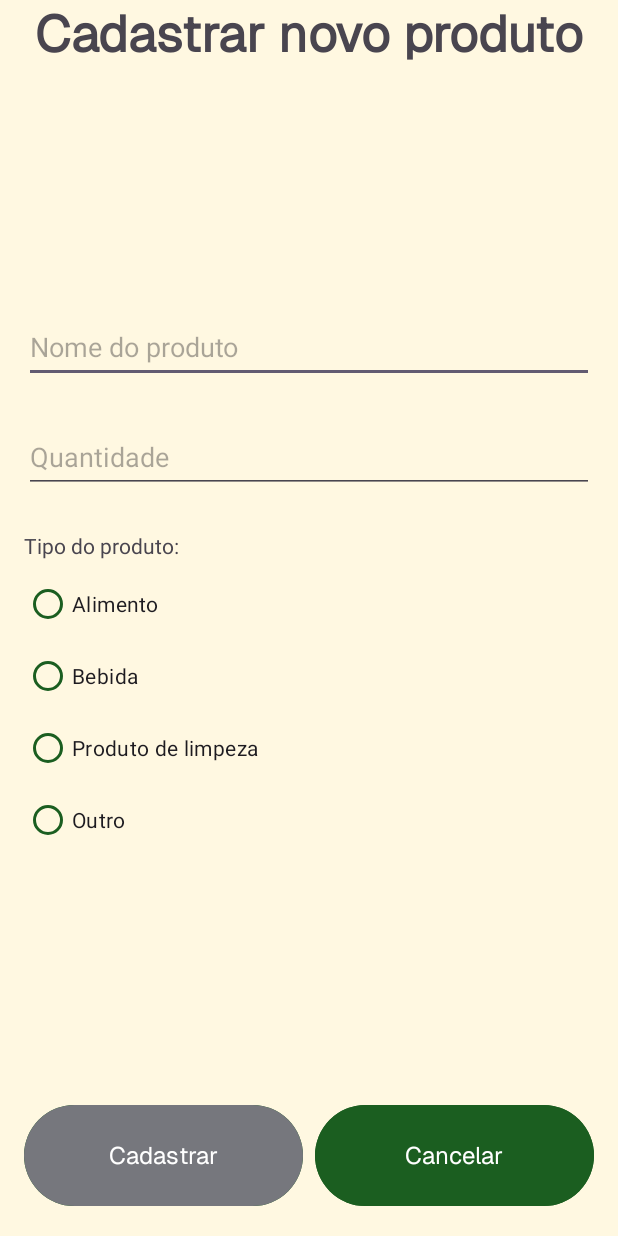
After one commit to pedrosrfm/Gest-oEstoque_Android, an Android app: the CadastrarProdutoActivity screen opened directly, with no data from a screen before it, on a phone screen of 412 x 824 dp. The commit adds this screen. Run offline under Robolectric (Android 15) with nearby library versions, the phone set to English and light mode, and no system bars; our stand-ins replace Room's generated code.

Commit message:
Tela de cadastro, inserção da logo na activity principal

```diff
--- a/app/src/main/AndroidManifest.xml
+++ b/app/src/main/AndroidManifest.xml
@@ -14,6 +14,9 @@
         android:theme="@style/Theme.Estoque"
         tools:targetApi="31">
         <activity
+            android:name=".view.CadastrarProdutoActivity"
+            android:exported="false" />
+        <activity
             android:name=".view.MainActivity"
             android:exported="true">
             <intent-filter>
--- /dev/null
+++ b/app/src/main/java/com/example/estoque/view/CadastrarProdutoActivity.kt
@@ -0,0 +1,83 @@
+package com.example.estoque.view
+
+import android.os.Bundle
+import android.widget.Button
+import android.widget.EditText
+import android.widget.RadioGroup
+import android.widget.Toast
+import androidx.activity.enableEdgeToEdge
+import androidx.appcompat.app.AppCompatActivity
+import androidx.core.content.ContextCompat
+import androidx.core.view.ViewCompat
+import androidx.core.view.WindowInsetsCompat
+import com.example.estoque.R
+import com.example.estoque.database.DatabaseController
+import com.example.estoque.model.Produto
+import com.example.estoque.model.TipoProduto
+
+class CadastrarProdutoActivity : AppCompatActivity() {
+
+    val dbController = DatabaseController()
+
+    private lateinit var edtNome: EditText
+    private lateinit var edtQuantidade: EditText
+    private lateinit var radioGroupTipoProduto: RadioGroup
+    private lateinit var btnCadastrar: Button
+    private lateinit var btnCancelar: Button
+
+    override fun onCreate(savedInstanceState: Bundle?) {
+        super.onCreate(savedInstanceState)
+        enableEdgeToEdge()
+        setContentView(R.layout.activity_cadastrar_produto)
+        ViewCompat.setOnApplyWindowInsetsListener(findViewById(R.id.main)) { v, insets ->
+            val systemBars = insets.getInsets(WindowInsetsCompat.Type.systemBars())
+            v.setPadding(systemBars.left, systemBars.top, systemBars.right, systemBars.bottom)
+            insets
+        }
+
+        edtNome = findViewById(R.id.edtTxtNome)
+        edtQuantidade = findViewById(R.id.edtTxtQuantidade)
+        radioGroupTipoProduto = findViewById(R.id.radioGrpTipoProduto)
+        btnCadastrar = findViewById(R.id.btnCadastrar)
+        btnCancelar = findViewById(R.id.btnCancelar)
+
+        btnCadastrar.isEnabled = false
+        btnCadastrar.setBackgroundColor(ContextCompat.getColor(this, R.color.disabled))
+
+        radioGroupTipoProduto.setOnCheckedChangeListener {_, checkedId ->
+            if (checkedId != 1) {
+                btnCadastrar.isEnabled = true
+                btnCadastrar.setBackgroundColor(ContextCompat.getColor(this, R.color.primary))
+            } else {
+                btnCadastrar.isEnabled = false
+                btnCadastrar.setBackgroundColor(ContextCompat.getColor(this, R.color.disabled))
+            }
+        }
+
+        btnCadastrar.setOnClickListener {
+            val nome = edtNome.text.toString()
+            val quantidade = edtQuantidade.text.toString().toIntOrNull() ?: 0
+            val tipoId = radioGroupTipoProduto.checkedRadioButtonId
+            val tipoProduto: TipoProduto = when(tipoId) {
+                R.id.radioBtnAlimento -> TipoProduto.ALIMENTO
+                R.id.radioBtnBebida -> TipoProduto.BEBIDA
+                R.id.radioBtnLimpeza -> TipoProduto.PRODUTO_DE_LIMPEZA
+                R.id.radioBtnOutro -> TipoProduto.OUTRO
+                else -> return@setOnClickListener
+            }
+
+            Toast.makeText(this, "Produto cadastrado - $nome", Toast.LENGTH_SHORT).show()
+            val produto = Produto(nome = nome, quantidade = quantidade, tipoProduto = tipoProduto)
+            dbController.criarProduto(produto)
+        }
+
+        btnCancelar.setOnClickListener {
+            finish()
+        }
+   }
+
+    fun onCreateProduct(produto: Produto){
+        dbController.criarProduto(produto)
+    }
+
+}
--- a/app/src/main/java/com/example/estoque/view/MainActivity.kt
+++ b/app/src/main/java/com/example/estoque/view/MainActivity.kt
@@ -1,6 +1,9 @@
 package com.example.estoque.view
 
+import android.content.Intent
 import android.os.Bundle
+import android.widget.Button
+import android.widget.LinearLayout
 import androidx.activity.enableEdgeToEdge
 import androidx.appcompat.app.AppCompatActivity
 import androidx.core.view.ViewCompat
@@ -9,7 +12,9 @@ import androidx.recyclerview.widget.LinearLayoutManager
 import androidx.recyclerview.widget.RecyclerView
 import com.example.estoque.R
 import com.example.estoque.database.DatabaseController
+import com.example.estoque.databinding.ActivityMainBinding
 import com.example.estoque.model.Produto
+import com.example.estoque.view.CadastrarProdutoActivity
 import com.example.estoque.model.TipoProduto
 
 class MainActivity : AppCompatActivity() {
@@ -26,7 +31,16 @@ class MainActivity : AppCompatActivity() {
             v.setPadding(systemBars.left, systemBars.top, systemBars.right, systemBars.bottom)
             insets
         }
-//        dbController.criarProduto(Produto(nome = "Feijão", quantidade = 32, tipoProduto = TipoProduto.ALIMENTO))
+
+        val btnCadastro = findViewById<Button>(R.id.btnCadastrarNovoProduto)
+        btnCadastro.setOnClickListener{
+            val intent = Intent(this, CadastrarProdutoActivity::class.java)
+            startActivity(intent)
+        }
+
+
+//         Criar produto pra quando limpar o banco
+//         dbController.criarProduto(Produto(nome = "Feijão", quantidade = 32, tipoProduto = TipoProduto.ALIMENTO))
 
         val recyclerView = findViewById<RecyclerView>(R.id.recyclerView)
 
@@ -34,7 +48,6 @@ class MainActivity : AppCompatActivity() {
         atualizarProdutos()
         //Layout vertical
         recyclerView.layoutManager = LinearLayoutManager(this)
-
     }
 
     fun onUpdate(produto: Produto) {
--- a/app/src/main/java/com/example/estoque/view/ProdutoAdapter.kt
+++ b/app/src/main/java/com/example/estoque/view/ProdutoAdapter.kt
@@ -31,7 +31,9 @@ class ProdutoAdapter(
         val btnAdicionar: ImageButton = itemView.findViewById(R.id.btnAdicionar)
         val btnRemover: ImageButton = itemView.findViewById(R.id.btnRemover)
         val btnDeletar: ImageButton = itemView.findViewById(R.id.btnDeletar)
+
     }
+
 
     override fun onCreateViewHolder(parent: ViewGroup, viewType: Int): ProdutoViewHolder {
         val view = LayoutInflater.from(parent.context)
--- /dev/null
+++ b/app/src/main/res/layout/activity_cadastrar_produto.xml
@@ -0,0 +1,151 @@
+<?xml version="1.0" encoding="utf-8"?>
+<androidx.constraintlayout.widget.ConstraintLayout xmlns:android="http://schemas.android.com/apk/res/android"
+    xmlns:app="http://schemas.android.com/apk/res-auto"
+    xmlns:tools="http://schemas.android.com/tools"
+    android:id="@+id/main"
+    android:layout_width="match_parent"
+    android:layout_height="match_parent"
+    android:background="@color/background"
+    android:padding="16dp"
+    tools:context=".view.MainActivity">
+
+    <TextView
+        android:id="@+id/txtViewCabecalho"
+        android:layout_width="wrap_content"
+        android:layout_height="wrap_content"
+        android:text="Cadastrar novo produto"
+        android:fontFamily="@font/geist"
+        android:textStyle="bold"
+        android:textSize="34sp"
+        app:layout_constraintEnd_toEndOf="parent"
+        app:layout_constraintStart_toStartOf="parent"
+        app:layout_constraintTop_toTopOf="parent" />
+
+    <LinearLayout
+        android:id="@+id/linearProduto"
+        android:layout_width="match_parent"
+        android:layout_height="wrap_content"
+        android:orientation="vertical"
+        android:layout_marginStart="16dp"
+        android:layout_marginEnd="16dp"
+        app:layout_constraintTop_toBottomOf="@id/txtViewCabecalho"
+        app:layout_constraintBottom_toTopOf="@id/linearBotoes"
+        app:layout_constraintStart_toStartOf="parent"
+        app:layout_constraintEnd_toEndOf="parent">
+
+    <EditText
+        android:id="@+id/edtTxtNome"
+        android:layout_width="match_parent"
+        android:layout_height="48dp"
+        android:layout_marginTop="0dp"
+        android:ems="10"
+        android:hint="Nome do produto"
+        android:inputType="text"
+        app:layout_constraintEnd_toEndOf="parent"
+        app:layout_constraintHorizontal_bias="0.497"
+        app:layout_constraintStart_toStartOf="parent"
+        app:layout_constraintTop_toBottomOf="@+id/txtViewCabecalho" />
+
+    <EditText
+        android:id="@+id/edtTxtQuantidade"
+        android:layout_width="match_parent"
+        android:layout_height="48dp"
+        android:layout_marginTop="25dp"
+        android:ems="10"
+        android:hint="Quantidade"
+        android:inputType="number"
+        app:layout_constraintEnd_toEndOf="parent"
+        app:layout_constraintHorizontal_bias="0.502"
+        app:layout_constraintStart_toStartOf="parent"
+        app:layout_constraintTop_toBottomOf="@+id/edtTxtNome" />
+
+    <TextView
+        android:id="@+id/txtViewTipoProduto"
+        android:layout_width="wrap_content"
+        android:layout_height="wrap_content"
+        android:layout_marginTop="25dp"
+        android:text="Tipo do produto:"
+        app:layout_constraintStart_toStartOf="parent"
+        app:layout_constraintTop_toBottomOf="@+id/edtTxtQuantidade" />
+
+    <RadioGroup
+        android:id="@+id/radioGrpTipoProduto"
+        android:layout_width="match_parent"
+        android:layout_height="wrap_content"
+        android:layout_marginTop="5dp"
+        app:buttonTint="@color/primary"
+        app:layout_constraintEnd_toEndOf="parent"
+        app:layout_constraintStart_toStartOf="parent"
+        app:layout_constraintTop_toBottomOf="@+id/txtViewTipoProduto">
+
+        <RadioButton
+            android:id="@+id/radioBtnAlimento"
+            android:layout_width="match_parent"
+            android:layout_height="wrap_content"
+            android:text="Alimento"
+            app:buttonTint="@color/primary"/>
+
+        <RadioButton
+            android:id="@+id/radioBtnBebida"
+            android:layout_width="match_parent"
+            android:layout_height="wrap_content"
+            android:text="Bebida"
+            app:buttonTint="@color/primary"/>
+
+        <RadioButton
+            android:id="@+id/radioBtnLimpeza"
+            android:layout_width="match_parent"
+            android:layout_height="wrap_content"
+            android:text="Produto de limpeza"
+            app:buttonTint="@color/primary"/>
+
+        <RadioButton
+            android:id="@+id/radioBtnOutro"
+            android:layout_width="match_parent"
+            android:layout_height="wrap_content"
+            android:text="Outro"
+            app:buttonTint="@color/primary"/>
+
+    </RadioGroup>
+
+    </LinearLayout>
+
+    <LinearLayout
+        android:id="@+id/linearBotoes"
+        android:layout_width="0dp"
+        android:layout_height="75dp"
+        android:orientation="horizontal"
+        android:layout_marginStart="16dp"
+        android:layout_marginEnd="16dp"
+        android:layout_marginBottom="16dp"
+        app:layout_constraintBottom_toBottomOf="parent"
+        app:layout_constraintStart_toStartOf="parent"
+        app:layout_constraintEnd_toEndOf="parent">
+
+        <Button
+            android:id="@+id/btnCadastrar"
+            android:layout_width="0dp"
+            android:layout_height="match_parent"
+            android:layout_weight="1"
+            android:backgroundTint="@color/primary"
+            android:fontFamily="@font/geist"
+            android:padding="12dp"
+            android:text="Cadastrar"
+            android:textColor="@color/white"
+            android:textSize="16sp" />
+
+        <Button
+            android:id="@+id/btnCancelar"
+            android:layout_width="0dp"
+            android:layout_height="match_parent"
+            android:layout_marginStart="8dp"
+            android:layout_weight="1"
+            android:backgroundTint="@color/primary"
+            android:fontFamily="@font/geist"
+            android:padding="12dp"
+            android:text="Cancelar"
+            android:textColor="@color/white"
+            android:textSize="16sp" />
+    </LinearLayout>
+
+</androidx.constraintlayout.widget.ConstraintLayout>
--- a/app/src/main/res/layout/activity_main.xml
+++ b/app/src/main/res/layout/activity_main.xml
@@ -10,31 +10,27 @@
     android:layout_height="match_parent"
     tools:context=".view.MainActivity">
 
-    <TextView
-        android:id="@+id/txtCabecalho"
-        android:layout_width="0dp"
-        android:layout_height="wrap_content"
-        android:text="ESTOQUE"
-        android:textSize="36sp"
-        android:textStyle="bold"
-        android:gravity="center"
-        android:textColor="#1B5E20"
-        android:fontFamily="@font/geist"
-        android:paddingTop="24dp"
-        android:paddingBottom="24dp"
+
+    <ImageView
+        android:id="@+id/imgLogo"
+        android:layout_width="333dp"
+        android:layout_height="115dp"
+        android:layout_gravity="center"
+        android:src="@drawable/logo"
+        app:layout_constraintEnd_toEndOf="parent"
+        app:layout_constraintStart_toStartOf="parent"
         app:layout_constraintTop_toTopOf="parent"
-        app:layout_constraintStart_toStartOf="parent"
-        app:layout_constraintEnd_toEndOf="parent"/>
+        app:layout_constraintBottom_toTopOf="@id/recyclerView"/>
 
     <androidx.recyclerview.widget.RecyclerView
         android:id="@+id/recyclerView"
         android:layout_width="0dp"
         android:layout_height="0dp"
         android:layout_margin="16dp"
-        app:layout_constraintTop_toBottomOf="@id/txtCabecalho"
+        app:layout_constraintTop_toBottomOf="@+id/imgLogo"
         app:layout_constraintBottom_toTopOf="@id/linearBotoes"
-        app:layout_constraintStart_toStartOf="parent"
-        app:layout_constraintEnd_toEndOf="parent" />
+        app:layout_constraintEnd_toEndOf="parent"
+        app:layout_constraintStart_toStartOf="parent" />
 
     <LinearLayout
         android:id="@+id/linearBotoes"
@@ -49,7 +45,7 @@
         app:layout_constraintEnd_toEndOf="parent">
 
         <Button
-            android:id="@+id/btnCadastrar"
+            android:id="@+id/btnCadastrarNovoProduto"
             android:layout_width="0dp"
             android:layout_height="match_parent"
             android:layout_weight="1"
--- a/app/src/main/res/values/colors.xml
+++ b/app/src/main/res/values/colors.xml
@@ -10,4 +10,5 @@
     <color name="textPrimary">#3E2723</color>
     <color name="textSecondary">#5D4037</color>
     <color name="error">#F44336</color>
+    <color name="disabled">@color/material_dynamic_neutral50</color>
 </resources>
```
Also changed, not shown: app/src/main/res/drawable/logo.png (added).
